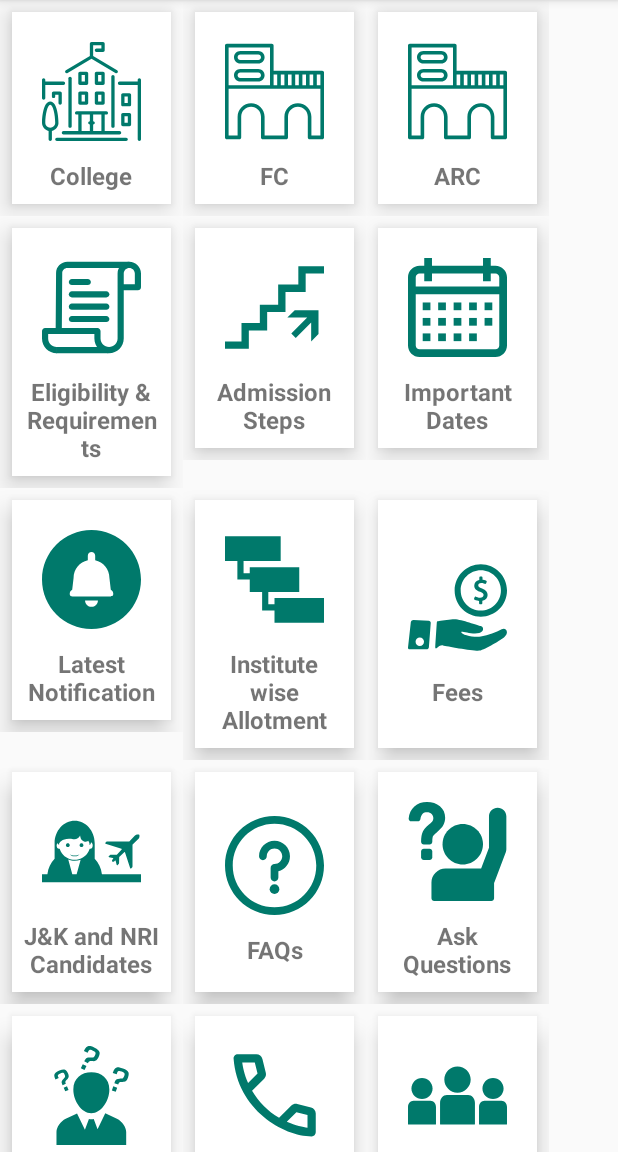
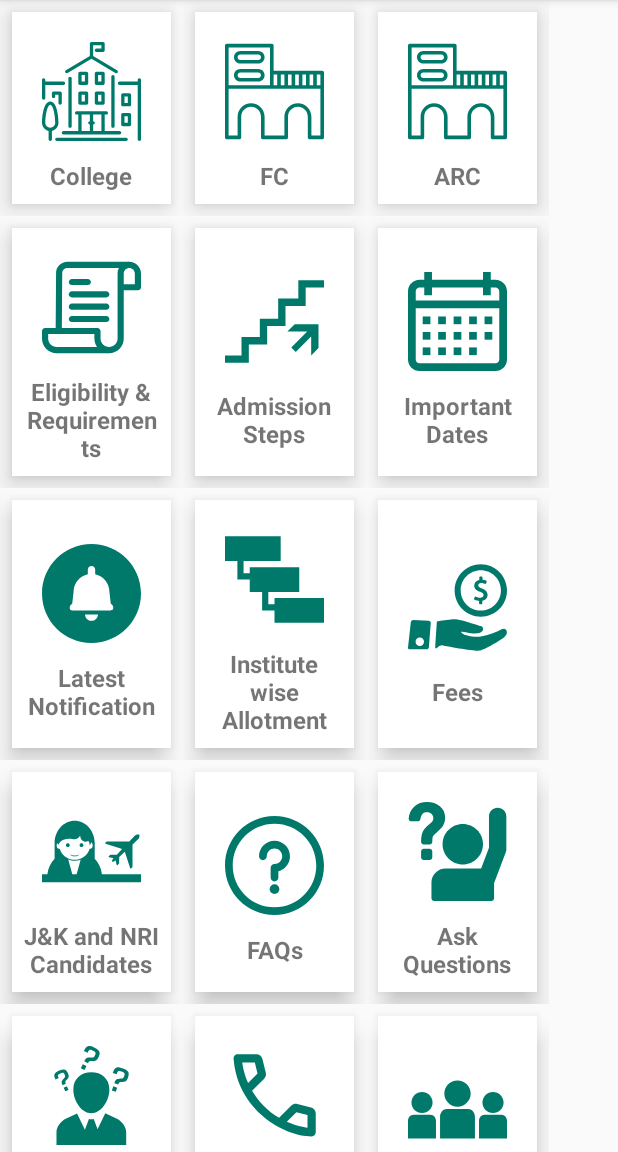
Before and after one commit to zaid-khan/DTE-Admission-Public-Repo, an Android app: the screen it shows after launch (MainActivity), on a phone screen of 412 x 824 dp, the part 84-1236 px from its top. Run offline under Robolectric (Android 15) with nearby library versions, the phone set to English and light mode, and no system bars; our stand-ins replace ButterKnife; plain views replace MaterialRippleLayout.

```diff
--- a/app/src/main/res/layout/activity_main.xml
+++ b/app/src/main/res/layout/activity_main.xml
@@ -5,12 +5,14 @@
 
     <LinearLayout
         android:layout_width="match_parent"
+
         android:layout_height="wrap_content"
         android:orientation="vertical">
 
         <LinearLayout
+            android:layout_weight="1"
             android:layout_width="match_parent"
-            android:layout_height="wrap_content"
+            android:layout_height="0dp"
             android:baselineAligned="false"
             android:orientation="horizontal">
 
@@ -159,11 +161,11 @@
 
             <com.balysv.materialripple.MaterialRippleLayout
                 android:layout_width="wrap_content"
-                android:layout_height="wrap_content">
+                android:layout_height="match_parent">
 
                 <LinearLayout
                     android:layout_width="wrap_content"
-                    android:layout_height="wrap_content"
+                    android:layout_height="match_parent"
                     android:layout_margin="8dp"
                     android:layout_weight="1"
                     android:background="#ffffff"
@@ -193,11 +195,11 @@
 
             <com.balysv.materialripple.MaterialRippleLayout
                 android:layout_width="wrap_content"
-                android:layout_height="wrap_content">
+                android:layout_height="match_parent">
 
                 <LinearLayout
                     android:layout_width="wrap_content"
-                    android:layout_height="wrap_content"
+                    android:layout_height="match_parent"
                     android:layout_margin="8dp"
                     android:layout_weight="1"
                     android:background="#ffffff"
@@ -236,11 +238,11 @@
 
             <com.balysv.materialripple.MaterialRippleLayout
                 android:layout_width="wrap_content"
-                android:layout_height="wrap_content">
+                android:layout_height="match_parent">
 
                 <LinearLayout
                     android:layout_width="wrap_content"
-                    android:layout_height="wrap_content"
+                    android:layout_height="match_parent"
                     android:layout_margin="8dp"
                     android:layout_weight="1"
                     android:background="#ffffff"
@@ -411,13 +413,13 @@
 
             <com.balysv.materialripple.MaterialRippleLayout
                 android:layout_width="wrap_content"
-                android:layout_height="wrap_content">
+                android:layout_height="match_parent">
 
 
                 <LinearLayout
                     android:id="@+id/card_ask_questions"
                     android:layout_width="wrap_content"
-                    android:layout_height="wrap_content"
+                    android:layout_height="match_parent"
                     android:layout_margin="8dp"
                     android:layout_weight="1"
                     android:background="#ffffff"
@@ -488,7 +490,7 @@
 
             <com.balysv.materialripple.MaterialRippleLayout
                 android:layout_width="wrap_content"
-                android:layout_height="wrap_content">
+                android:layout_height="match_parent">
 
                 <LinearLayout
                     android:layout_width="wrap_content"
@@ -522,7 +524,7 @@
 
             <com.balysv.materialripple.MaterialRippleLayout
                 android:layout_width="wrap_content"
-                android:layout_height="wrap_content">
+                android:layout_height="match_parent">
 
                 <LinearLayout
                     android:id="@+id/developers"
```
